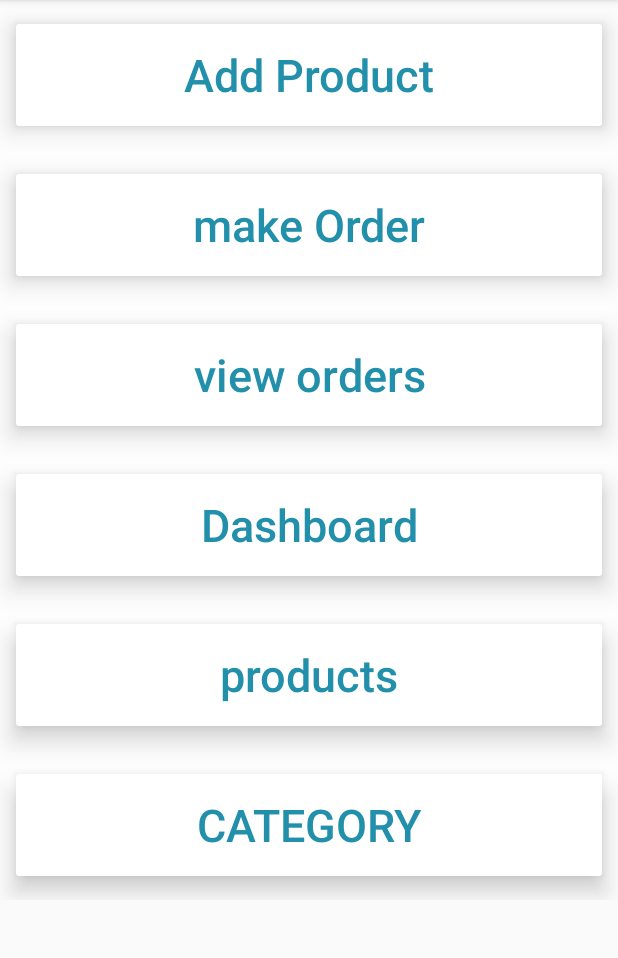
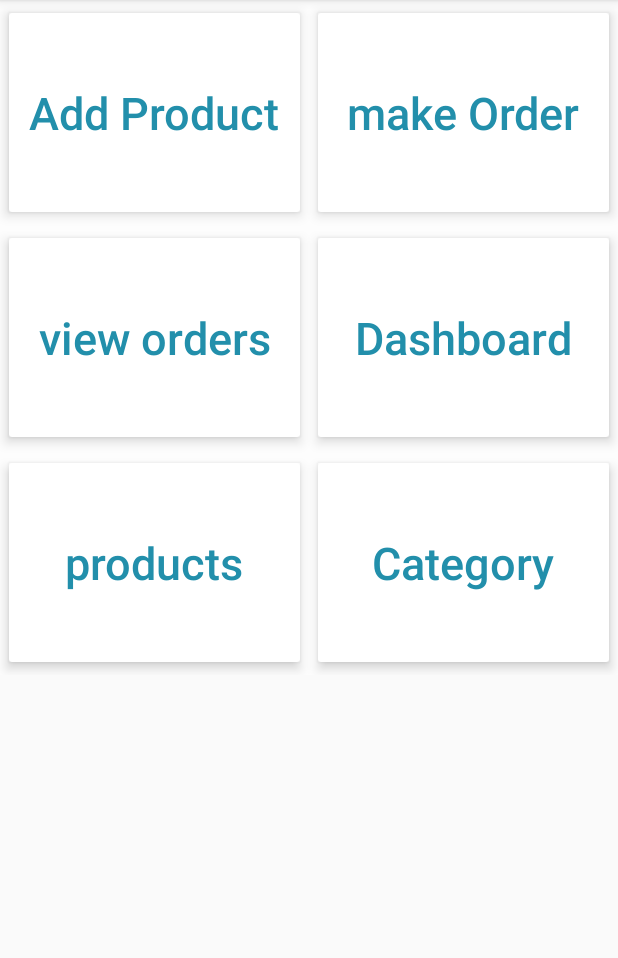
Before and after one commit to ahmdkhled/store-management-system, an Android app: the screen it shows after launch (MainActivity), on a phone screen of 412 x 824 dp, the part 84-1042 px from its top. Run offline under Robolectric (Android 15) with nearby library versions, the phone set to English and light mode, and no system bars.

Commit message:
implement new design for main activity

```diff
--- a/app/src/main/res/layout/activity_main.xml
+++ b/app/src/main/res/layout/activity_main.xml
@@ -14,12 +14,12 @@
 
 
         <android.support.v7.widget.CardView
-        android:layout_width="match_parent"
-        android:layout_height="100dp"
             android:id="@+id/goToAddProduct_CV"
-        app:cardElevation="10dp"
+            android:layout_width="0dp"
+            android:layout_height="150dp"
+            app:cardElevation="5dp"
             app:cardUseCompatPadding="true"
-        app:layout_constraintEnd_toEndOf="parent"
+            app:layout_constraintEnd_toStartOf="@+id/goToOrder_CV"
             app:layout_constraintStart_toStartOf="parent"
             app:layout_constraintTop_toTopOf="parent">
 
@@ -31,19 +31,20 @@
                 android:text="Add Product"
                 android:textAllCaps="false"
                 android:textColor="#228fab"
-            android:textSize="30sp" />
+                android:textSize="30sp"
+                 />
         </android.support.v7.widget.CardView>
 
 
         <android.support.v7.widget.CardView
-        android:layout_width="match_parent"
-        android:layout_height="100dp"
             android:id="@+id/goToOrder_CV"
-        app:cardElevation="10dp"
+            android:layout_width="0dp"
+            android:layout_height="150dp"
+            app:cardElevation="5dp"
             app:cardUseCompatPadding="true"
             app:layout_constraintEnd_toEndOf="parent"
-        app:layout_constraintStart_toStartOf="parent"
-        app:layout_constraintTop_toBottomOf="@id/goToAddProduct_CV">
+            app:layout_constraintStart_toEndOf="@+id/goToAddProduct_CV"
+            app:layout_constraintTop_toTopOf="@id/goToAddProduct_CV">
 
             <Button
                 android:id="@+id/goToOrder"
@@ -57,14 +58,14 @@
         </android.support.v7.widget.CardView>
 
         <android.support.v7.widget.CardView
-        android:layout_width="match_parent"
-        android:layout_height="100dp"
             android:id="@+id/view_order_CV"
-        app:cardElevation="10dp"
+            android:layout_width="0dp"
+            android:layout_height="150dp"
+            app:cardElevation="5dp"
             app:cardUseCompatPadding="true"
-        app:layout_constraintEnd_toEndOf="parent"
+            app:layout_constraintEnd_toStartOf="@id/dashboard_CV"
             app:layout_constraintStart_toStartOf="parent"
-        app:layout_constraintTop_toBottomOf="@id/goToOrder_CV">
+            app:layout_constraintTop_toBottomOf="@id/goToAddProduct_CV">
 
             <Button
                 android:id="@+id/view_orders"
@@ -78,14 +79,14 @@
         </android.support.v7.widget.CardView>
 
         <android.support.v7.widget.CardView
-        android:layout_width="match_parent"
-        android:layout_height="100dp"
             android:id="@+id/dashboard_CV"
-        app:cardElevation="10dp"
+            android:layout_width="0dp"
+            android:layout_height="150dp"
+            app:cardElevation="5dp"
             app:cardUseCompatPadding="true"
             app:layout_constraintEnd_toEndOf="parent"
-        app:layout_constraintStart_toStartOf="parent"
-        app:layout_constraintTop_toBottomOf="@id/view_order_CV">
+            app:layout_constraintStart_toEndOf="@id/view_order_CV"
+            app:layout_constraintTop_toTopOf="@id/view_order_CV">
 
             <Button
                 android:id="@+id/show_dashboard"
@@ -99,12 +100,12 @@
         </android.support.v7.widget.CardView>
 
         <android.support.v7.widget.CardView
-        android:layout_width="match_parent"
-        android:layout_height="100dp"
             android:id="@+id/products_CV"
-        app:cardElevation="10dp"
+            android:layout_width="0dp"
+            android:layout_height="150dp"
+            app:cardElevation="5dp"
             app:cardUseCompatPadding="true"
-        app:layout_constraintEnd_toEndOf="parent"
+            app:layout_constraintEnd_toStartOf="@+id/category_CV"
             app:layout_constraintStart_toStartOf="parent"
             app:layout_constraintTop_toBottomOf="@id/dashboard_CV">
 
@@ -120,21 +121,22 @@
         </android.support.v7.widget.CardView>
 
         <android.support.v7.widget.CardView
-    android:layout_width="match_parent"
-    android:layout_height="100dp"
             android:id="@+id/category_CV"
-    app:cardElevation="10dp"
+            android:layout_width="0dp"
+            android:layout_height="150dp"
+            app:cardElevation="5dp"
             app:cardUseCompatPadding="true"
             app:layout_constraintEnd_toEndOf="parent"
-    app:layout_constraintStart_toStartOf="parent"
-    app:layout_constraintTop_toBottomOf="@+id/products_CV">
+            app:layout_constraintHorizontal_bias="0.5"
+            app:layout_constraintStart_toEndOf="@+id/products_CV"
+            app:layout_constraintTop_toTopOf="@+id/products_CV">
 
             <Button
                 android:id="@+id/add_category"
                 android:layout_width="match_parent"
                 android:layout_height="match_parent"
                 android:background="#fff"
-        android:text="CATEGORY"
+                android:text="Category"
                 android:textAllCaps="false"
                 android:textColor="#228fab"
                 android:textSize="30sp" />
```
Lines whose indentation alone changed are shown as unchanged.
